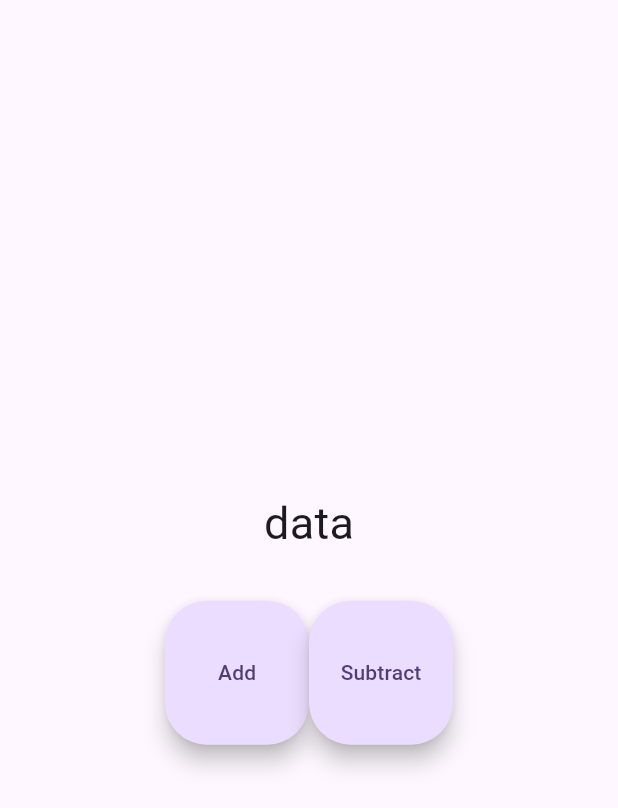
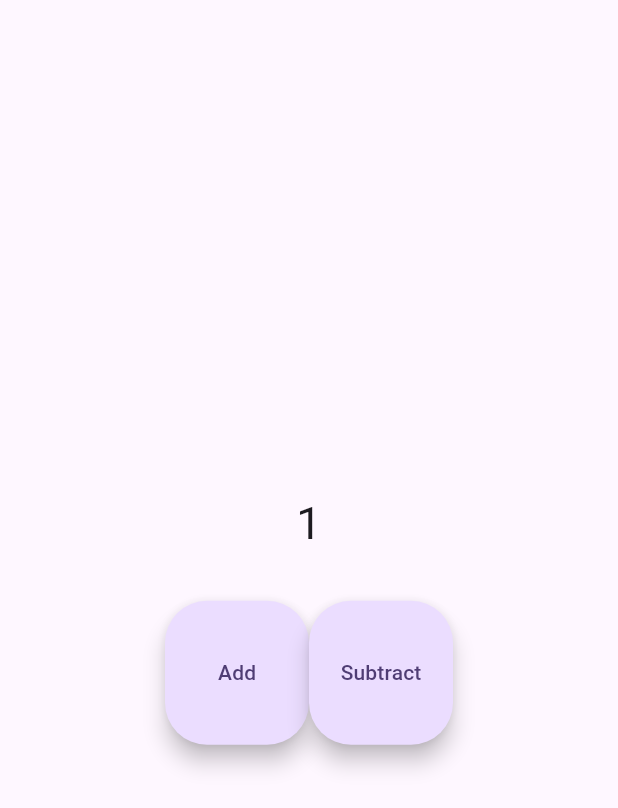
Before and after one commit to JER3MIAH/responsive_todo_app, a Flutter app: the screen it shows after launch, after a tap on "Add", on a phone screen of 412 x 824 dp. Shown: the top 808 px of the screen. Run offline on Flutter 3.47's test engine with Material 2 defaults, Android fonts, the phone set to English and light mode, and no system bars; our stand-ins replace equatable, flutter_bloc.

Commit message:
bloc practice 4

```diff
--- a/lib/UI/widget.dart
+++ b/lib/UI/widget.dart
@@ -1,31 +1,44 @@
 import 'package:flutter/material.dart';
 import 'package:flutter_bloc/flutter_bloc.dart';
 import 'package:flutter_x_dart_practice/logic/bloc/counter_bloc.dart';
-import 'package:flutter_x_dart_practice/logic/bloc/counter_state.dart';
+import 'package:flutter_x_dart_practice/logic/bloc/counter_event.dart';
 
-class MyWidget extends StatelessWidget {
+class MyWidget extends StatefulWidget {
   const MyWidget({super.key});
+
+  @override
+  State<MyWidget> createState() => _MyWidgetState();
+}
+
+class _MyWidgetState extends State<MyWidget> {
+  onIncrement() {
+    context.read<CounterBloc>().add(CounterIncrementEvent());
+  }
+
+  onDecrement() {
+    context.read<CounterBloc>().add(CounterDecrementEvent());
+  }
 
   @override
   Widget build(BuildContext context) {
     return Scaffold(
       body: Center(
-        child: BlocBuilder<CounterBloc, CounterState>(
+        child: BlocBuilder<CounterBloc, int>(
           builder: (context, state) {
             return Column(
               mainAxisAlignment: MainAxisAlignment.center,
               children: [
-                const Text('data', style: TextStyle(fontSize: 30)),
+                Text('$state', style: const TextStyle(fontSize: 30)),
                 const SizedBox(height: 30),
                 Row(
                   mainAxisAlignment: MainAxisAlignment.center,
                   children: [
                     FloatingActionButton.large(
-                      onPressed: () {},
+                      onPressed: onIncrement,
                       child: const Text("Add"),
                     ),
                     FloatingActionButton.large(
-                        onPressed: () {}, child: const Text('Subtract')),
+                        onPressed: onDecrement, child: const Text('Subtract')),
                   ],
                 ),
               ],
--- a/lib/logic/bloc/counter_bloc.dart
+++ b/lib/logic/bloc/counter_bloc.dart
@@ -1,18 +1,23 @@
 import 'package:flutter_bloc/flutter_bloc.dart';
 import 'package:flutter_x_dart_practice/logic/bloc/counter_event.dart';
-import 'package:flutter_x_dart_practice/logic/bloc/counter_state.dart';
 
-class CounterBloc extends Bloc<CounterEvent, CounterState> {
-  CounterBloc() : super(const CounterState.empty()) {
+class CounterBloc extends Bloc<CounterEvent, int> {
+  @override
+  void onChange(Change<int> change) {
+    super.onChange(change);
+    print(change);
+  }
+
+  CounterBloc() : super(0) {
     on<CounterIncrementEvent>((event, emit) {
       emit(
-        state.copyWith(counter: state.counter + 1),
+        state + 1,
       );
     });
 
     on<CounterDecrementEvent>((event, emit) {
       emit(
-        state.copyWith(counter: state.counter - 1),
+        state - 1,
       );
     });
   }
--- a/lib/logic/bloc/counter_state.dart
+++ b/lib/logic/bloc/counter_state.dart
@@ -1,16 +1,16 @@
-class CounterState {
-  final int counter;
-  const CounterState({
-    required this.counter,
-  });
+// class CounterState {
+//   final int counter;
+//   const CounterState({
+//     required this.counter,
+//   });
 
-  const CounterState.empty() : counter = 0;
+//   const CounterState.empty() : counter = 0;
 
-  CounterState copyWith({
-    int? counter,
-  }) {
-    return CounterState(
-      counter: counter ?? this.counter,
-    );
-  }
-}
+//   CounterState copyWith({
+//     int? counter,
+//   }) {
+//     return CounterState(
+//       counter: counter ?? this.counter,
+//     );
+//   }
+// }
--- a/lib/main.dart
+++ b/lib/main.dart
@@ -13,7 +13,7 @@ class MyApp extends StatelessWidget {
   @override
   Widget build(BuildContext context) {
     return BlocProvider(
-      create: (context) => CounterBloc(),
+      create: (_) => CounterBloc(),
       child: MaterialApp(
           debugShowCheckedModeBanner: false,
           title: 'Flutter Demo',
```
